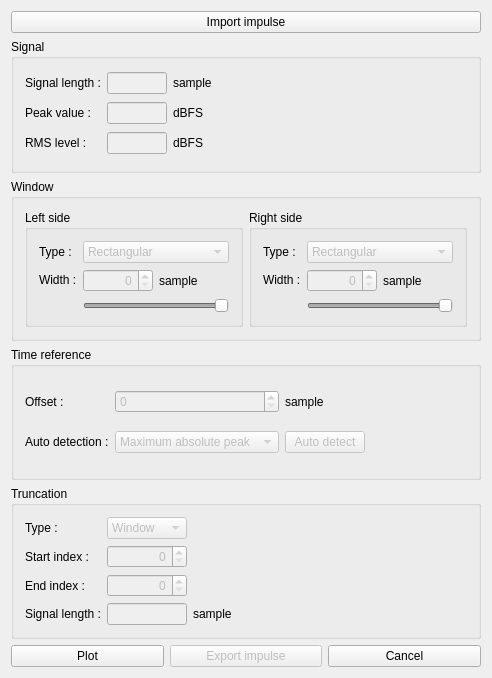
Before: the Qt Designer form windowing.ui in jeanibarz/AcousticDSP-Windowing, drawn with Qt 5.
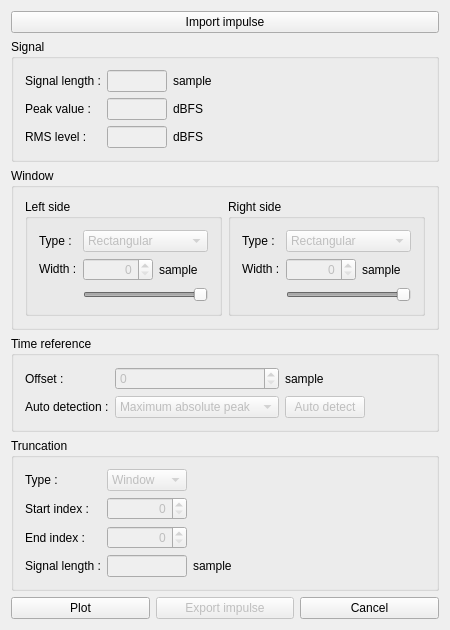
After: the same form once the commit is applied.

Commit message: Some fixes about windowing UI (non resizeable by now)

```diff
--- a/windowing.ui
+++ b/windowing.ui
@@ -5,30 +5,16 @@
   <property name="windowModality">
    <enum>Qt::WindowModal</enum>
   </property>
-  <property name="geometry">
-   <rect>
-    <x>0</x>
-    <y>0</y>
-    <width>492</width>
-    <height>678</height>
-   </rect>
-  </property>
   <property name="sizePolicy">
-   <sizepolicy hsizetype="Fixed" vsizetype="Fixed">
+   <sizepolicy hsizetype="Minimum" vsizetype="Minimum">
     <horstretch>0</horstretch>
     <verstretch>0</verstretch>
    </sizepolicy>
   </property>
-  <property name="minimumSize">
-   <size>
-    <width>492</width>
-    <height>678</height>
-   </size>
-  </property>
   <property name="maximumSize">
    <size>
     <width>492</width>
-    <height>678</height>
+    <height>672</height>
    </size>
   </property>
   <property name="focusPolicy">
@@ -38,6 +24,9 @@
    <string>Windowing</string>
   </property>
   <layout class="QVBoxLayout" name="verticalLayout">
+   <property name="sizeConstraint">
+    <enum>QLayout::SetDefaultConstraint</enum>
+   </property>
    <item>
     <widget class="QPushButton" name="importImpulsePushButton">
      <property name="focusPolicy">
@@ -66,6 +55,9 @@
       <string>Signal</string>
      </property>
      <layout class="QGridLayout" name="gridLayout_6">
+      <property name="sizeConstraint">
+       <enum>QLayout::SetMinimumSize</enum>
+      </property>
       <item row="2" column="2">
        <widget class="QLabel" name="label_sPeakValueUnit">
         <property name="text">
@@ -226,6 +218,9 @@
       <string>Window</string>
      </property>
      <layout class="QGridLayout" name="gridLayout_2">
+      <property name="sizeConstraint">
+       <enum>QLayout::SetMinimumSize</enum>
+      </property>
       <item row="0" column="1">
        <widget class="QGroupBox" name="groupBox">
         <property name="minimumSize">
@@ -244,40 +239,10 @@
          <string>Left side</string>
         </property>
         <layout class="QGridLayout" name="gridLayout_3">
-         <item row="1" column="1">
-          <layout class="QHBoxLayout" name="horizontalLayout">
-           <item>
-            <widget class="QSpinBox" name="wLeftSideWidthValue">
-             <property name="enabled">
-              <bool>false</bool>
-             </property>
-             <property name="minimumSize">
-              <size>
-               <width>70</width>
-               <height>0</height>
-              </size>
-             </property>
-             <property name="alignment">
-              <set>Qt::AlignRight|Qt::AlignTrailing|Qt::AlignVCenter</set>
-             </property>
-            </widget>
-           </item>
-           <item>
-            <widget class="QLabel" name="wLeftSideWidthUnit">
-             <property name="minimumSize">
-              <size>
-               <width>45</width>
-               <height>0</height>
-              </size>
-             </property>
-             <property name="text">
-              <string>sample</string>
-             </property>
-            </widget>
-           </item>
-          </layout>
-         </item>
-         <item row="1" column="0">
+         <property name="sizeConstraint">
+          <enum>QLayout::SetMinimumSize</enum>
+         </property>
+         <item row="2" column="0">
           <widget class="QLabel" name="label_2">
            <property name="sizePolicy">
             <sizepolicy hsizetype="Preferred" vsizetype="Fixed">
@@ -299,75 +264,6 @@
            </property>
           </widget>
          </item>
-         <item row="0" column="1">
-          <widget class="QComboBox" name="wLeftSideTypeComboBox">
-           <property name="enabled">
-            <bool>false</bool>
-           </property>
-           <property name="sizePolicy">
-            <sizepolicy hsizetype="Preferred" vsizetype="Preferred">
-             <horstretch>0</horstretch>
-             <verstretch>0</verstretch>
-            </sizepolicy>
-           </property>
-           <property name="minimumSize">
-            <size>
-             <width>0</width>
-             <height>0</height>
-            </size>
-           </property>
-           <item>
-            <property name="text">
-             <string>Rectangular</string>
-            </property>
-           </item>
-           <item>
-            <property name="text">
-             <string>Bartlett</string>
-            </property>
-           </item>
-           <item>
-            <property name="text">
-             <string>Welch</string>
-            </property>
-           </item>
-           <item>
-            <property name="text">
-             <string>Hann</string>
-            </property>
-           </item>
-           <item>
-            <property name="text">
-             <string>Hamming</string>
-            </property>
-           </item>
-           <item>
-            <property name="text">
-             <string>Blackman</string>
-            </property>
-           </item>
-           <item>
-            <property name="text">
-             <string>Nuttall</string>
-            </property>
-           </item>
-           <item>
-            <property name="text">
-             <string>Blackman–Nuttall</string>
-            </property>
-           </item>
-           <item>
-            <property name="text">
-             <string>Blackman-Harris</string>
-            </property>
-           </item>
-           <item>
-            <property name="text">
-             <string>Flat top</string>
-            </property>
-           </item>
-          </widget>
-         </item>
          <item row="0" column="0">
           <widget class="QLabel" name="label">
            <property name="sizePolicy">
@@ -390,7 +286,117 @@
            </property>
           </widget>
          </item>
+         <item row="2" column="2">
+          <widget class="QLabel" name="wLeftSideWidthUnit">
+           <property name="sizePolicy">
+            <sizepolicy hsizetype="Preferred" vsizetype="Preferred">
+             <horstretch>0</horstretch>
+             <verstretch>0</verstretch>
+            </sizepolicy>
+           </property>
+           <property name="minimumSize">
+            <size>
+             <width>45</width>
+             <height>0</height>
+            </size>
+           </property>
+           <property name="text">
+            <string>sample</string>
+           </property>
+          </widget>
+         </item>
          <item row="2" column="1">
+          <widget class="QSpinBox" name="wLeftSideWidthValue">
+           <property name="enabled">
+            <bool>false</bool>
+           </property>
+           <property name="sizePolicy">
+            <sizepolicy hsizetype="Preferred" vsizetype="Fixed">
+             <horstretch>0</horstretch>
+             <verstretch>0</verstretch>
+            </sizepolicy>
+           </property>
+           <property name="minimumSize">
+            <size>
+             <width>70</width>
+             <height>0</height>
+            </size>
+           </property>
+           <property name="alignment">
+            <set>Qt::AlignRight|Qt::AlignTrailing|Qt::AlignVCenter</set>
+           </property>
+          </widget>
+         </item>
+         <item row="0" column="1" colspan="2">
+          <widget class="QComboBox" name="wLeftSideTypeComboBox">
+           <property name="enabled">
+            <bool>false</bool>
+           </property>
+           <property name="sizePolicy">
+            <sizepolicy hsizetype="Expanding" vsizetype="Fixed">
+             <horstretch>0</horstretch>
+             <verstretch>0</verstretch>
+            </sizepolicy>
+           </property>
+           <property name="minimumSize">
+            <size>
+             <width>0</width>
+             <height>0</height>
+            </size>
+           </property>
+           <item>
+            <property name="text">
+             <string>Rectangular</string>
+            </property>
+           </item>
+           <item>
+            <property name="text">
+             <string>Bartlett</string>
+            </property>
+           </item>
+           <item>
+            <property name="text">
+             <string>Welch</string>
+            </property>
+           </item>
+           <item>
+            <property name="text">
+             <string>Hann</string>
+            </property>
+           </item>
+           <item>
+            <property name="text">
+             <string>Hamming</string>
+            </property>
+           </item>
+           <item>
+            <property name="text">
+             <string>Blackman</string>
+            </property>
+           </item>
+           <item>
+            <property name="text">
+             <string>Nuttall</string>
+            </property>
+           </item>
+           <item>
+            <property name="text">
+             <string>Blackman–Nuttall</string>
+            </property>
+           </item>
+           <item>
+            <property name="text">
+             <string>Blackman-Harris</string>
+            </property>
+           </item>
+           <item>
+            <property name="text">
+             <string>Flat top</string>
+            </property>
+           </item>
+          </widget>
+         </item>
+         <item row="3" column="1" colspan="2">
           <widget class="QSlider" name="wLeftSideWidthSlider">
            <property name="enabled">
             <bool>false</bool>
@@ -426,8 +432,30 @@
         <property name="title">
          <string>Right side</string>
         </property>
-        <layout class="QGridLayout" name="gridLayout_4">
-         <item row="1" column="0">
+        <layout class="QGridLayout" name="gridLayout_4" columnstretch="0,0,0">
+         <property name="sizeConstraint">
+          <enum>QLayout::SetMinimumSize</enum>
+         </property>
+         <item row="2" column="2">
+          <widget class="QLabel" name="wRightSideWidthUnit">
+           <property name="sizePolicy">
+            <sizepolicy hsizetype="Preferred" vsizetype="Preferred">
+             <horstretch>0</horstretch>
+             <verstretch>0</verstretch>
+            </sizepolicy>
+           </property>
+           <property name="minimumSize">
+            <size>
+             <width>45</width>
+             <height>0</height>
+            </size>
+           </property>
+           <property name="text">
+            <string>sample</string>
+           </property>
+          </widget>
+         </item>
+         <item row="2" column="0">
           <widget class="QLabel" name="label_4">
            <property name="sizePolicy">
             <sizepolicy hsizetype="Preferred" vsizetype="Fixed">
@@ -443,39 +471,6 @@
            </property>
           </widget>
          </item>
-         <item row="1" column="1">
-          <layout class="QHBoxLayout" name="horizontalLayout_2">
-           <item>
-            <widget class="QSpinBox" name="wRightSideWidthValue">
-             <property name="enabled">
-              <bool>false</bool>
-             </property>
-             <property name="minimumSize">
-              <size>
-               <width>70</width>
-               <height>0</height>
-              </size>
-             </property>
-             <property name="alignment">
-              <set>Qt::AlignRight|Qt::AlignTrailing|Qt::AlignVCenter</set>
-             </property>
-            </widget>
-           </item>
-           <item>
-            <widget class="QLabel" name="wRightSideWidthUnit">
-             <property name="minimumSize">
-              <size>
-               <width>45</width>
-               <height>0</height>
-              </size>
-             </property>
-             <property name="text">
-              <string>sample</string>
-             </property>
-            </widget>
-           </item>
-          </layout>
-         </item>
          <item row="0" column="0">
           <widget class="QLabel" name="label_3">
            <property name="sizePolicy">
@@ -498,13 +493,35 @@
            </property>
           </widget>
          </item>
-         <item row="0" column="1">
+         <item row="2" column="1">
+          <widget class="QSpinBox" name="wRightSideWidthValue">
+           <property name="enabled">
+            <bool>false</bool>
+           </property>
+           <property name="sizePolicy">
+            <sizepolicy hsizetype="Preferred" vsizetype="Fixed">
+             <horstretch>0</horstretch>
+             <verstretch>0</verstretch>
+            </sizepolicy>
+           </property>
+           <property name="minimumSize">
+            <size>
+             <width>70</width>
+             <height>0</height>
+            </size>
+           </property>
+           <property name="alignment">
+            <set>Qt::AlignRight|Qt::AlignTrailing|Qt::AlignVCenter</set>
+           </property>
+          </widget>
+         </item>
+         <item row="0" column="1" colspan="2">
           <widget class="QComboBox" name="wRightSideTypeComboBox">
            <property name="enabled">
             <bool>false</bool>
            </property>
            <property name="sizePolicy">
-            <sizepolicy hsizetype="Preferred" vsizetype="Fixed">
+            <sizepolicy hsizetype="Expanding" vsizetype="Fixed">
              <horstretch>0</horstretch>
              <verstretch>0</verstretch>
             </sizepolicy>
@@ -567,7 +584,7 @@
            </item>
           </widget>
          </item>
-         <item row="2" column="1">
+         <item row="3" column="1" colspan="2">
           <widget class="QSlider" name="wRightSideWidthSlider">
            <property name="enabled">
             <bool>false</bool>
@@ -601,6 +618,9 @@
       <string>Time reference</string>
      </property>
      <layout class="QGridLayout" name="gridLayout_5">
+      <property name="sizeConstraint">
+       <enum>QLayout::SetMinimumSize</enum>
+      </property>
       <item row="0" column="0">
        <widget class="QLabel" name="label_5">
         <property name="maximumSize">
@@ -711,6 +731,9 @@
       <string>Truncation</string>
      </property>
      <layout class="QGridLayout" name="gridLayout" columnstretch="0,0,0,0,0">
+      <property name="sizeConstraint">
+       <enum>QLayout::SetMinimumSize</enum>
+      </property>
       <property name="verticalSpacing">
        <number>6</number>
       </property>
```
Left out of the diff: 4 changed lines with no effect on the pictures. The commit also changes 4 other files.
